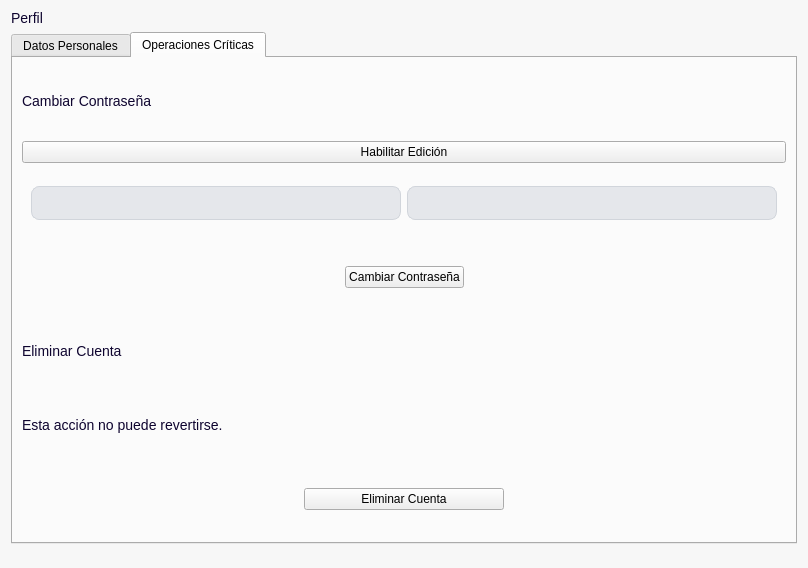
First picture: the form in app/ui/perfil.ui, repository Brando-1510/Proyecto-Integrador-2.0, before the edit.
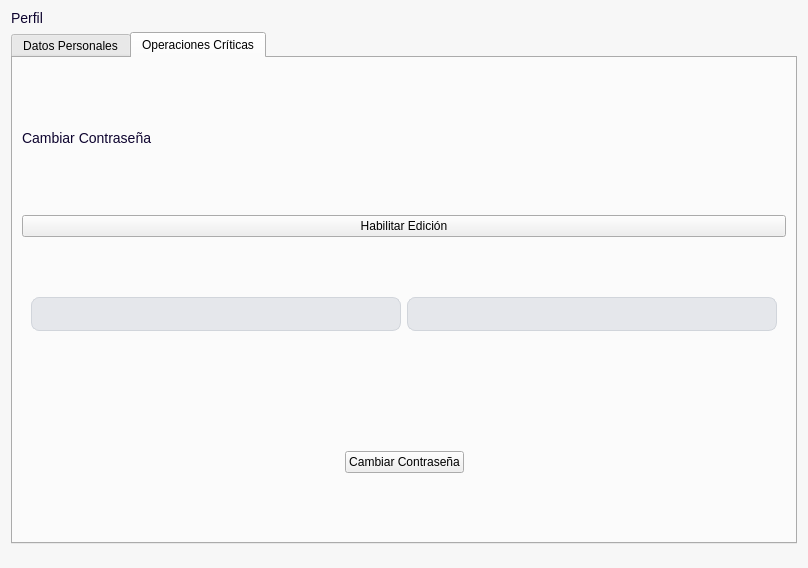
Second picture: the form after the edit. Icons and pictures are not drawn.

Commit message: terminado el modulo de perfil

```diff
--- a/app/ui/perfil.ui
+++ b/app/ui/perfil.ui
@@ -213,7 +213,37 @@
     background-color: #F3F4F6;
     color: #333333;
 }
-</string>
+
+
+    /* =========================
+       BOTONES DE QMESSAGEBOX
+    ========================= */
+  QInputDialog QPushButton {
+    font-size: 12px;
+    font-weight: bold;
+
+    color: #F7F7F7;
+    background-color: #5D38BB;
+
+    border: none;
+    border-radius: 5px;
+
+    min-width: 80px;
+    max-width: 120px;
+
+    min-height: 28px;
+    max-height: 28px;
+
+    padding: 0px;
+}
+
+QInputDialog QPushButton:hover {
+    background-color: #744BCC;
+}
+
+QInputDialog QPushButton:pressed {
+    background-color: #472A8F;
+}</string>
   </property>
   <layout class="QVBoxLayout" name="verticalLayout">
    <property name="topMargin">
@@ -520,45 +550,6 @@
          </layout>
         </widget>
        </item>
-       <item>
-        <widget class="QLabel" name="label_5">
-         <property name="text">
-          <string>Eliminar Cuenta</string>
-         </property>
-         <property name="texto" stdset="0">
-          <string>Destacado</string>
-         </property>
-        </widget>
-       </item>
-       <item>
-        <widget class="QLabel" name="label_7">
-         <property name="text">
-          <string>Esta acción no puede revertirse.</string>
-         </property>
-        </widget>
-       </item>
-       <item>
-        <widget class="QWidget" name="widget_6" native="true">
-         <layout class="QHBoxLayout" name="horizontalLayout_6">
-          <item>
-           <widget class="QPushButton" name="pushButton_5">
-            <property name="maximumSize">
-             <size>
-              <width>200</width>
-              <height>16777215</height>
-             </size>
-            </property>
-            <property name="text">
-             <string>Eliminar Cuenta</string>
-            </property>
-            <property name="boton" stdset="0">
-             <string>Secundario</string>
-            </property>
-           </widget>
-          </item>
-         </layout>
-        </widget>
-       </item>
       </layout>
      </widget>
     </widget>
```
Left out of the diff: 2 changed lines with no effect on the pictures. The commit also changes 12 other files.
